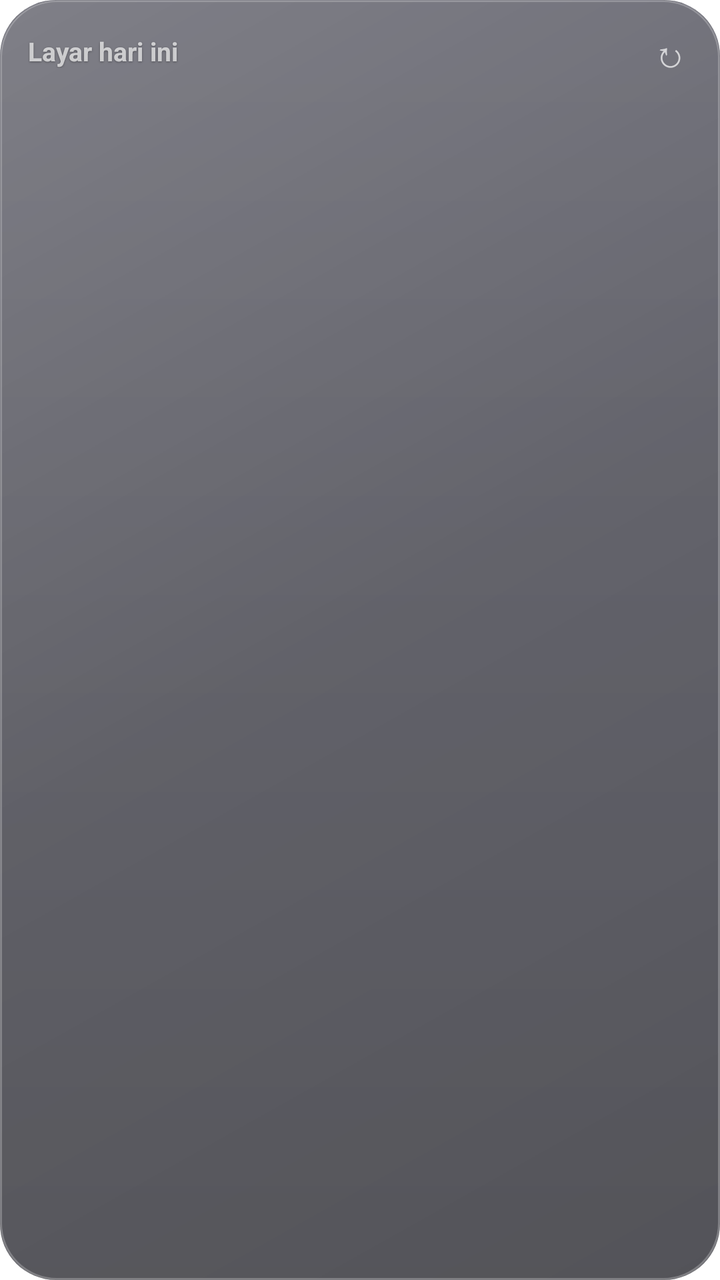
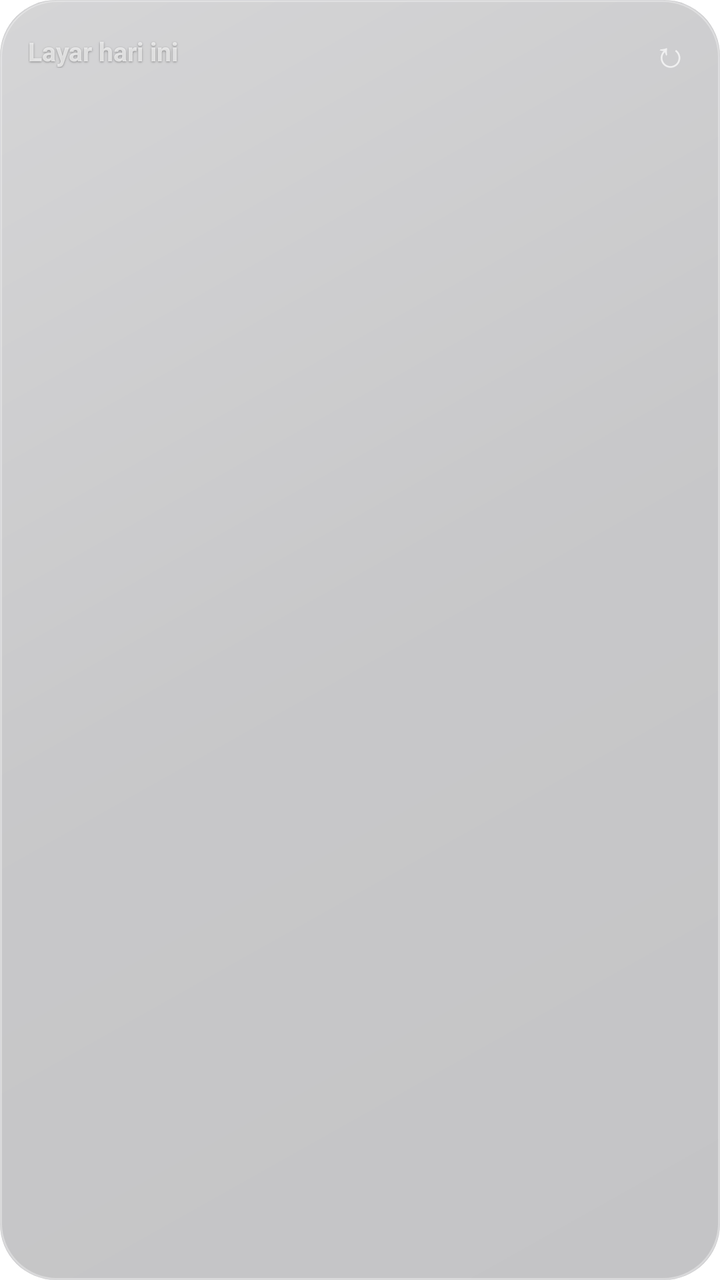

The first picture is an Android layout as it rendered before a commit; the second is the same layout after the commit. The layout source and the unified diff follow.
<!-- AndroidManifest.xml: application theme Theme.TimeFlow -->
<!-- res/layout/widget_screentime.xml -->
<?xml version="1.0" encoding="utf-8"?>
<FrameLayout xmlns:android="http://schemas.android.com/apk/res/android"
    android:id="@+id/gr_screentime" android:layout_width="match_parent" android:layout_height="match_parent">
    
    <ImageView android:id="@+id/gw_screentime" android:layout_width="match_parent" android:layout_height="match_parent"
        android:scaleType="fitXY" android:src="@drawable/gw_bg" android:importantForAccessibility="no" />
    <LinearLayout android:id="@+id/gc_screentime" android:layout_width="match_parent" android:layout_height="match_parent"
        android:orientation="vertical" android:padding="14dp">
        
        <LinearLayout android:layout_width="match_parent" android:layout_height="wrap_content" android:orientation="horizontal" android:gravity="center_vertical">
            <TextView android:id="@+id/st_title" android:layout_width="0dp" android:layout_weight="1" android:layout_height="wrap_content" android:text="Layar hari ini" android:textSize="13sp" android:textColor="#B3FFFFFF" android:includeFontPadding="false" android:shadowColor="#59000000" android:shadowDx="0" android:shadowDy="1" android:shadowRadius="2" android:textStyle="bold" android:singleLine="true" android:ellipsize="end" />
            <TextView android:id="@+id/st_date" android:layout_width="wrap_content" android:layout_height="wrap_content" android:textSize="12sp" android:textColor="#B3FFFFFF" android:includeFontPadding="false" android:shadowColor="#59000000" android:shadowDx="0" android:shadowDy="1" android:shadowRadius="2" android:singleLine="true" android:paddingStart="8dp" />
            <TextView android:id="@+id/st_refresh" android:layout_width="wrap_content" android:layout_height="wrap_content" android:text="↻" android:textSize="18sp" android:textColor="#B3FFFFFF" android:paddingStart="12dp" android:paddingEnd="2dp" android:contentDescription="Perbarui waktu layar" />
        </LinearLayout>
        
        <LinearLayout android:id="@+id/st_totalrow" android:layout_width="match_parent" android:layout_height="wrap_content" android:orientation="horizontal" android:gravity="bottom" android:layout_marginTop="2dp">
            <TextView android:id="@+id/st_total" android:layout_width="wrap_content" android:layout_height="wrap_content" android:textSize="30sp" android:textColor="#FFFFFFFF" android:includeFontPadding="false" android:shadowColor="#59000000" android:shadowDx="0" android:shadowDy="1" android:shadowRadius="2" android:fontFamily="sans-serif-light" android:singleLine="true" />
            <TextView android:id="@+id/st_today" android:layout_width="0dp" android:layout_weight="1" android:layout_height="wrap_content" android:gravity="end" android:textSize="11sp" android:textColor="#B3FFFFFF" android:includeFontPadding="false" android:shadowColor="#59000000" android:shadowDx="0" android:shadowDy="1" android:shadowRadius="2" android:singleLine="true" android:ellipsize="end" android:paddingStart="8dp" android:paddingBottom="4dp" />
        </LinearLayout>
        
        <FrameLayout android:id="@+id/st_chartbox" android:layout_width="match_parent" android:layout_height="76dp" android:layout_marginTop="6dp" android:visibility="gone">
            <ImageView android:id="@+id/st_chart" android:layout_width="match_parent" android:layout_height="match_parent" android:scaleType="fitXY" android:importantForAccessibility="no" />
            <LinearLayout android:layout_width="match_parent" android:layout_height="match_parent" android:orientation="horizontal">
                <FrameLayout android:id="@+id/st_d0" android:layout_width="0dp" android:layout_height="match_parent" android:layout_weight="1" />
                <FrameLayout android:id="@+id/st_d1" android:layout_width="0dp" android:layout_height="match_parent" android:layout_weight="1" />
                <FrameLayout android:id="@+id/st_d2" android:layout_width="0dp" android:layout_height="match_parent" android:layout_weight="1" />
                <FrameLayout android:id="@+id/st_d3" android:layout_width="0dp" android:layout_height="match_parent" android:layout_weight="1" />
                <FrameLayout android:id="@+id/st_d4" android:layout_width="0dp" android:layout_height="match_parent" android:layout_weight="1" />
                <FrameLayout android:id="@+id/st_d5" android:layout_width="0dp" android:layout_height="match_parent" android:layout_weight="1" />
                <FrameLayout android:id="@+id/st_d6" android:layout_width="0dp" android:layout_height="match_parent" android:layout_weight="1" />
            </LinearLayout>
        </FrameLayout>
        <FrameLayout android:id="@+id/st_chartbox_c" android:layout_width="match_parent" android:layout_height="44dp" android:layout_marginTop="6dp" android:visibility="gone">
            <ImageView android:id="@+id/st_chart_c" android:layout_width="match_parent" android:layout_height="match_parent" android:scaleType="fitXY" android:importantForAccessibility="no" />
            <LinearLayout android:layout_width="match_parent" android:layout_height="match_parent" android:orientation="horizontal">
                <FrameLayout android:id="@+id/st_c0" android:layout_width="0dp" android:layout_height="match_parent" android:layout_weight="1" />
                <FrameLayout android:id="@+id/st_c1" android:layout_width="0dp" android:layout_height="match_parent" android:layout_weight="1" />
                <FrameLayout android:id="@+id/st_c2" android:layout_width="0dp" android:layout_height="match_parent" android:layout_weight="1" />
                <FrameLayout android:id="@+id/st_c3" android:layout_width="0dp" android:layout_height="match_parent" android:layout_weight="1" />
                <FrameLayout android:id="@+id/st_c4" android:layout_width="0dp" android:layout_height="match_parent" android:layout_weight="1" />
                <FrameLayout android:id="@+id/st_c5" android:layout_width="0dp" android:layout_height="match_parent" android:layout_weight="1" />
                <FrameLayout android:id="@+id/st_c6" android:layout_width="0dp" android:layout_height="match_parent" android:layout_weight="1" />
            </LinearLayout>
        </FrameLayout>
        
        <LinearLayout android:id="@+id/st_apps" android:layout_width="match_parent" android:layout_height="wrap_content" android:orientation="vertical" android:layout_marginTop="8dp">
        <LinearLayout android:id="@+id/st_ar0" android:layout_width="match_parent" android:layout_height="36dp" android:orientation="horizontal" android:gravity="center_vertical" android:visibility="gone">
            <ImageView android:id="@+id/st_ai0" android:layout_width="26dp" android:layout_height="26dp" android:scaleType="fitCenter" android:importantForAccessibility="no" />
            <LinearLayout android:layout_width="0dp" android:layout_height="wrap_content" android:layout_weight="1" android:orientation="vertical" android:layout_marginStart="10dp">
                <LinearLayout android:layout_width="match_parent" android:layout_height="wrap_content" android:orientation="horizontal" android:gravity="center_vertical">
                    <TextView android:id="@+id/st_an0" android:layout_width="0dp" android:layout_weight="1" android:layout_height="wrap_content" android:textSize="13sp" android:textColor="#FFFFFFFF" android:includeFontPadding="false" android:shadowColor="#59000000" android:shadowDx="0" android:shadowDy="1" android:shadowRadius="2" android:textStyle="bold" android:singleLine="true" android:ellipsize="end" />
                    <TextView android:id="@+id/st_at0" android:layout_width="wrap_content" android:layout_height="wrap_content" android:textSize="12sp" android:textColor="#B3FFFFFF" android:includeFontPadding="false" android:shadowColor="#59000000" android:shadowDx="0" android:shadowDy="1" android:shadowRadius="2" android:paddingStart="8dp" android:singleLine="true" />
                </LinearLayout>
                <ProgressBar android:id="@+id/st_ab0" style="?android:attr/progressBarStyleHorizontal" android:layout_width="match_parent" android:layout_height="4dp" android:layout_marginTop="3dp" android:max="1000" android:progress="0" android:progressDrawable="@drawable/st_bar" />
            </LinearLayout>
        </LinearLayout>
        <LinearLayout android:id="@+id/st_ar1" android:layout_width="match_parent" android:layout_height="36dp" android:orientation="horizontal" android:gravity="center_vertical" android:visibility="gone">
            <ImageView android:id="@+id/st_ai1" android:layout_width="26dp" android:layout_height="26dp" android:scaleType="fitCenter" android:importantForAccessibility="no" />
            <LinearLayout android:layout_width="0dp" android:layout_height="wrap_content" android:layout_weight="1" android:orientation="vertical" android:layout_marginStart="10dp">
                <LinearLayout android:layout_width="match_parent" android:layout_height="wrap_content" android:orientation="horizontal" android:gravity="center_vertical">
                    <TextView android:id="@+id/st_an1" android:layout_width="0dp" android:layout_weight="1" android:layout_height="wrap_content" android:textSize="13sp" android:textColor="#FFFFFFFF" android:includeFontPadding="false" android:shadowColor="#59000000" android:shadowDx="0" android:shadowDy="1" android:shadowRadius="2" android:textStyle="bold" android:singleLine="true" android:ellipsize="end" />
                    <TextView android:id="@+id/st_at1" android:layout_width="wrap_content" android:layout_height="wrap_content" android:textSize="12sp" android:textColor="#B3FFFFFF" android:includeFontPadding="false" android:shadowColor="#59000000" android:shadowDx="0" android:shadowDy="1" android:shadowRadius="2" android:paddingStart="8dp" android:singleLine="true" />
                </LinearLayout>
                <ProgressBar android:id="@+id/st_ab1" style="?android:attr/progressBarStyleHorizontal" android:layout_width="match_parent" android:layout_height="4dp" android:layout_marginTop="3dp" android:max="1000" android:progress="0" android:progressDrawable="@drawable/st_bar" />
            </LinearLayout>
        </LinearLayout>
        <LinearLayout android:id="@+id/st_ar2" android:layout_width="match_parent" android:layout_height="36dp" android:orientation="horizontal" android:gravity="center_vertical" android:visibility="gone">
            <ImageView android:id="@+id/st_ai2" android:layout_width="26dp" android:layout_height="26dp" android:scaleType="fitCenter" android:importantForAccessibility="no" />
            <LinearLayout android:layout_width="0dp" android:layout_height="wrap_content" android:layout_weight="1" android:orientation="vertical" android:layout_marginStart="10dp">
                <LinearLayout android:layout_width="match_parent" android:layout_height="wrap_content" android:orientation="horizontal" android:gravity="center_vertical">
                    <TextView android:id="@+id/st_an2" android:layout_width="0dp" android:layout_weight="1" android:layout_height="wrap_content" android:textSize="13sp" android:textColor="#FFFFFFFF" android:includeFontPadding="false" android:shadowColor="#59000000" android:shadowDx="0" android:shadowDy="1" android:shadowRadius="2" android:textStyle="bold" android:singleLine="true" android:ellipsize="end" />
                    <TextView android:id="@+id/st_at2" android:layout_width="wrap_content" android:layout_height="wrap_content" android:textSize="12sp" android:textColor="#B3FFFFFF" android:includeFontPadding="false" android:shadowColor="#59000000" android:shadowDx="0" android:shadowDy="1" android:shadowRadius="2" android:paddingStart="8dp" android:singleLine="true" />
                </LinearLayout>
                <ProgressBar android:id="@+id/st_ab2" style="?android:attr/progressBarStyleHorizontal" android:layout_width="match_parent" android:layout_height="4dp" android:layout_marginTop="3dp" android:max="1000" android:progress="0" android:progressDrawable="@drawable/st_bar" />
            </LinearLayout>
        </LinearLayout>
        <LinearLayout android:id="@+id/st_ar3" android:layout_width="match_parent" android:layout_height="36dp" android:orientation="horizontal" android:gravity="center_vertical" android:visibility="gone">
            <ImageView android:id="@+id/st_ai3" android:layout_width="26dp" android:layout_height="26dp" android:scaleType="fitCenter" android:importantForAccessibility="no" />
            <LinearLayout android:layout_width="0dp" android:layout_height="wrap_content" android:layout_weight="1" android:orientation="vertical" android:layout_marginStart="10dp">
                <LinearLayout android:layout_width="match_parent" android:layout_height="wrap_content" android:orientation="horizontal" android:gravity="center_vertical">
                    <TextView android:id="@+id/st_an3" android:layout_width="0dp" android:layout_weight="1" android:layout_height="wrap_content" android:textSize="13sp" android:textColor="#FFFFFFFF" android:includeFontPadding="false" android:shadowColor="#59000000" android:shadowDx="0" android:shadowDy="1" android:shadowRadius="2" android:textStyle="bold" android:singleLine="true" android:ellipsize="end" />
                    <TextView android:id="@+id/st_at3" android:layout_width="wrap_content" android:layout_height="wrap_content" android:textSize="12sp" android:textColor="#B3FFFFFF" android:includeFontPadding="false" android:shadowColor="#59000000" android:shadowDx="0" android:shadowDy="1" android:shadowRadius="2" android:paddingStart="8dp" android:singleLine="true" />
                </LinearLayout>
                <ProgressBar android:id="@+id/st_ab3" style="?android:attr/progressBarStyleHorizontal" android:layout_width="match_parent" android:layout_height="4dp" android:layout_marginTop="3dp" android:max="1000" android:progress="0" android:progressDrawable="@drawable/st_bar" />
            </LinearLayout>
        </LinearLayout>
        <LinearLayout android:id="@+id/st_ar4" android:layout_width="match_parent" android:layout_height="36dp" android:orientation="horizontal" android:gravity="center_vertical" android:visibility="gone">
            <ImageView android:id="@+id/st_ai4" android:layout_width="26dp" android:layout_height="26dp" android:scaleType="fitCenter" android:importantForAccessibility="no" />
            <LinearLayout android:layout_width="0dp" android:layout_height="wrap_content" android:layout_weight="1" android:orientation="vertical" android:layout_marginStart="10dp">
                <LinearLayout android:layout_width="match_parent" android:layout_height="wrap_content" android:orientation="horizontal" android:gravity="center_vertical">
                    <TextView android:id="@+id/st_an4" android:layout_width="0dp" android:layout_weight="1" android:layout_height="wrap_content" android:textSize="13sp" android:textColor="#FFFFFFFF" android:includeFontPadding="false" android:shadowColor="#59000000" android:shadowDx="0" android:shadowDy="1" android:shadowRadius="2" android:textStyle="bold" android:singleLine="true" android:ellipsize="end" />
                    <TextView android:id="@+id/st_at4" android:layout_width="wrap_content" android:layout_height="wrap_content" android:textSize="12sp" android:textColor="#B3FFFFFF" android:includeFontPadding="false" android:shadowColor="#59000000" android:shadowDx="0" android:shadowDy="1" android:shadowRadius="2" android:paddingStart="8dp" android:singleLine="true" />
                </LinearLayout>
                <ProgressBar android:id="@+id/st_ab4" style="?android:attr/progressBarStyleHorizontal" android:layout_width="match_parent" android:layout_height="4dp" android:layout_marginTop="3dp" android:max="1000" android:progress="0" android:progressDrawable="@drawable/st_bar" />
            </LinearLayout>
        </LinearLayout>
        </LinearLayout>
        
        <LinearLayout android:id="@+id/st_empty" android:layout_width="match_parent" android:layout_height="0dp" android:layout_weight="1" android:orientation="vertical" android:gravity="center" android:visibility="gone">
            <TextView android:id="@+id/st_msg" android:layout_width="match_parent" android:layout_height="wrap_content" android:gravity="center" android:textSize="13sp" android:textColor="#FFFFFFFF" android:includeFontPadding="false" android:shadowColor="#59000000" android:shadowDx="0" android:shadowDy="1" android:shadowRadius="2" />
            <TextView android:id="@+id/st_grant" android:layout_width="wrap_content" android:layout_height="wrap_content" android:layout_marginTop="10dp"
                android:background="@drawable/gw_pill_on" android:paddingStart="16dp" android:paddingEnd="16dp" android:paddingTop="8dp" android:paddingBottom="8dp"
                android:text="Buka pengaturan" android:textSize="13sp" android:textStyle="bold" android:textColor="#FF1C1C1E" android:includeFontPadding="false" android:visibility="gone" />
        </LinearLayout>
    </LinearLayout>
</FrameLayout>
<!-- resources referenced by this layout -->
<resources>
  <!-- drawable gw_bg (drawable) -->
  <?xml version="1.0" encoding="utf-8"?>
  <layer-list xmlns:android="http://schemas.android.com/apk/res/android">
      
      <item>
          <shape android:shape="rectangle">
              <gradient android:type="linear" android:angle="270" android:startColor="#B8222230" android:endColor="#B8101018" />
              <corners android:radius="28dp" />
          </shape>
      </item>
      <item>
          <shape android:shape="rectangle">
              <gradient android:type="linear" android:angle="315" android:startColor="#33FFFFFF" android:centerColor="#0DFFFFFF" android:endColor="#00FFFFFF" />
              <corners android:radius="28dp" />
              <stroke android:width="1dp" android:color="#40FFFFFF" />
          </shape>
      </item>
  </layer-list>
  <!-- drawable gw_pill_on (drawable) -->
  <?xml version="1.0" encoding="utf-8"?>
  <shape xmlns:android="http://schemas.android.com/apk/res/android" android:shape="rectangle">
      <solid android:color="#FFFFFFFF" /><corners android:radius="18dp" />
  </shape>
  <!-- drawable st_bar (drawable) -->
  <?xml version="1.0" encoding="utf-8"?>
  <layer-list xmlns:android="http://schemas.android.com/apk/res/android">
      <item android:id="@android:id/background">
          <shape android:shape="rectangle"><solid android:color="#26FFFFFF" /><corners android:radius="2dp" /></shape>
      </item>
      <item android:id="@android:id/progress">
          <clip><shape android:shape="rectangle"><solid android:color="#E6FFFFFF" /><corners android:radius="2dp" /></shape></clip>
      </item>
  </layer-list>
  <style name="Theme.TimeFlow" parent="android:Theme.Material.Light.NoActionBar">
          <item name="android:windowBackground">@color/tf_white</item>
          <item name="android:statusBarColor">@color/tf_white</item>
          <item name="android:navigationBarColor">@color/tf_white</item>
          <item name="android:windowLightStatusBar">true</item>
      </style>
  <color name="tf_white">#FFFFFF</color>
</resources>

<!-- the commit's change to res/layout/widget_screentime.xml (unified diff, before → after) -->
@@ -100,7 +100,7 @@
             <TextView android:id="@+id/st_msg" android:layout_width="match_parent" android:layout_height="wrap_content" android:gravity="center" android:textSize="13sp" android:textColor="#FFFFFFFF" android:includeFontPadding="false" android:shadowColor="#59000000" android:shadowDx="0" android:shadowDy="1" android:shadowRadius="2" />
             <TextView android:id="@+id/st_grant" android:layout_width="wrap_content" android:layout_height="wrap_content" android:layout_marginTop="10dp"
                 android:background="@drawable/gw_pill_on" android:paddingStart="16dp" android:paddingEnd="16dp" android:paddingTop="8dp" android:paddingBottom="8dp"
-                android:text="Buka pengaturan" android:textSize="13sp" android:textStyle="bold" android:textColor="#FF1C1C1E" android:includeFontPadding="false" android:visibility="gone" />
+                android:text="Buka pengaturan" android:textSize="13sp" android:textStyle="bold" android:textColor="#FFFFFFFF" android:includeFontPadding="false" android:visibility="gone" />
         </LinearLayout>
     </LinearLayout>
 </FrameLayout>
<!-- resource entries referenced after the edit -->
@@ -5,23 +5,21 @@
   <layer-list xmlns:android="http://schemas.android.com/apk/res/android">
       
       <item>
-          <shape android:shape="rectangle">
-              <gradient android:type="linear" android:angle="270" android:startColor="#B8222230" android:endColor="#B8101018" />
-              <corners android:radius="28dp" />
-          </shape>
+          <shape android:shape="rectangle"><solid android:color="#40101018" /><corners android:radius="28dp" /></shape>
       </item>
       <item>
           <shape android:shape="rectangle">
-              <gradient android:type="linear" android:angle="315" android:startColor="#33FFFFFF" android:centerColor="#0DFFFFFF" android:endColor="#00FFFFFF" />
+              <gradient android:type="linear" android:angle="315" android:startColor="#4DFFFFFF" android:centerColor="#14FFFFFF" android:endColor="#05FFFFFF" />
               <corners android:radius="28dp" />
-              <stroke android:width="1dp" android:color="#40FFFFFF" />
+              <stroke android:width="1dp" android:color="#59FFFFFF" />
           </shape>
       </item>
   </layer-list>
   <!-- drawable gw_pill_on (drawable) -->
   <?xml version="1.0" encoding="utf-8"?>
   <shape xmlns:android="http://schemas.android.com/apk/res/android" android:shape="rectangle">
-      <solid android:color="#FFFFFFFF" /><corners android:radius="18dp" />
+      <solid android:color="#40FFFFFF" /><corners android:radius="100dp" />
+      <stroke android:width="1dp" android:color="#A6FFFFFF" />
   </shape>
   <!-- drawable st_bar (drawable) -->
   <?xml version="1.0" encoding="utf-8"?>
